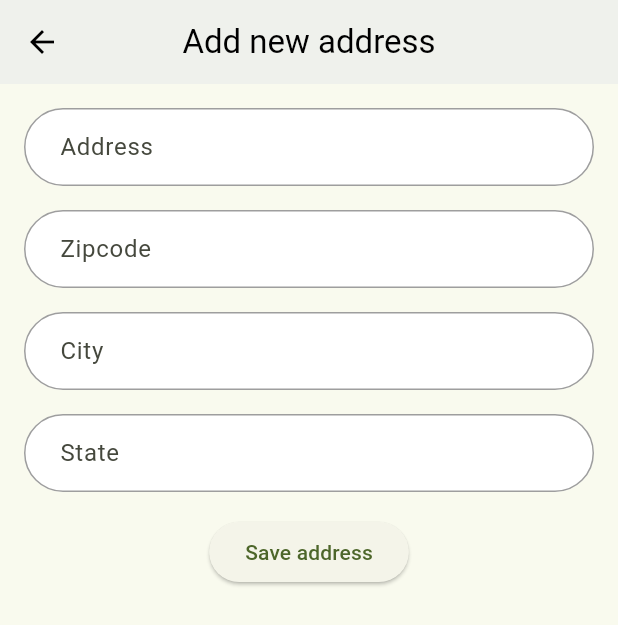
After one commit to HananSallehuddin/farmlink, a Flutter app: the addressListUI screen opened by its route, after a tap on "Add new address", on a phone screen of 412 x 824 dp. The commit adds this screen. Shown: the top 625 px of the screen. Run offline on Flutter 3.47's test engine with Material 3 defaults, Android fonts, the phone set to English and light mode, and no system bars; our stand-ins replace carousel_slider, cloud_firestore, firebase_auth, firebase_core, firebase_storage, get and 1 more; accounts and stored records are empty; statements that could not run were skipped.

Commit message:
updates on checkout

```diff
--- /dev/null
+++ b/lib/controllers/UserController.dart
@@ -0,0 +1,114 @@
+import 'package:cloud_firestore/cloud_firestore.dart';
+import 'package:farmlink/models/UserModel.dart';
+import 'package:firebase_auth/firebase_auth.dart';
+import 'package:get/get.dart';
+
+class UserController extends GetxController {
+  late String currentUID;
+
+  // Reactive list for storing addresses
+  var addresses = <Address>[].obs;
+  //for single optional address
+  var selectedAddress = Rxn<Address>();
+
+  @override
+  void onInit() {
+    super.onInit();
+    initializeCurrentUID();
+  }
+
+  void initializeCurrentUID(){
+    var user = FirebaseAuth.instance.currentUser;
+    if(user!=null){
+      currentUID = user.uid;
+      fetchAddresses();
+    } else {
+      print('No user is currently logged in');
+    }
+  }
+
+  void selectAddress(Address address) {
+    selectedAddress.value = address;
+  }
+
+  // void deselectAddress(){
+  //   selectedAddress.value = null;
+  // }
+
+  Future<void> addAddress(Address newAddress) async {
+    currentUID = FirebaseAuth.instance.currentUser!.uid;
+    try {
+      if (currentUID.isEmpty) {
+        throw Exception("User UID is empty. Cannot update Firestore.");
+      }
+
+      DocumentSnapshot userDoc = await FirebaseFirestore.instance.collection('users').doc(currentUID).get();
+
+      if (userDoc.exists) {
+        // Get existing addresses or set an empty list if not found
+        List<dynamic> addressList = userDoc['addresses'] ?? [];
+
+        // Add new address to the list
+        addressList.add(newAddress.toJson());
+
+        // Update the addresses in Firestore
+        await FirebaseFirestore.instance.collection('users').doc(currentUID).update({
+          'addresses': addressList,
+        });
+        addresses.add(newAddress);
+
+        // After adding, refresh the local list of addresses
+        //addresses.value = addressList.map((address) => Address.fromJson(address)).toList();
+        print("Address added successfully.");
+      } else {
+        throw Exception("User document not found in Firestore.");
+      }
+    } catch (e) {
+      print('Error adding address: $e');
+    }
+  }
+
+  // Fetch addresses from Firestore (optional, if you want to load them initially)
+  Future<void> fetchAddresses() async {
+    try {
+      DocumentSnapshot userDoc = await FirebaseFirestore.instance.collection('users').doc(currentUID).get();
+      if (userDoc.exists) {
+        // Map Firestore data to Address objects
+        List<dynamic> addressList = userDoc['addresses'] ?? [];
+        addresses.value = addressList.map((address) => Address.fromJson(address)).toList();
+        if(addresses.isNotEmpty){
+          selectedAddress.value = addresses.first;
+        }
+      }
+    } catch (e) {
+      print('Error fetching addresses: $e');
+    }
+  }
+
+  Future<void> deleteAddress(Address addressToDelete) async {
+  try {
+    // Get the latest user document
+    DocumentSnapshot userDoc = await FirebaseFirestore.instance.collection('users').doc(currentUID).get();
+    List<dynamic> addressList = userDoc['addresses'] ?? [];
+
+    // Remove the address by comparing string fields
+    addressList.removeWhere((address) {
+      var addr = Address.fromJson(address);
+      return addr.address == addressToDelete.address &&
+             addr.city == addressToDelete.city &&
+             addr.state == addressToDelete.state &&
+             addr.zipCode == addressToDelete.zipCode;
+    });
+
+    // Update Firestore with the new address list
+    await FirebaseFirestore.instance.collection('users').doc(currentUID).update({
+      'addresses': addressList,
+    });
+
+    // Fetch the updated addresses
+    fetchAddresses();
+  } catch (e) {
+    print('Error deleting address: $e');
+  }
+}
+}
--- a/lib/main.dart
+++ b/lib/main.dart
@@ -1,6 +1,7 @@
 import 'package:farmlink/controllers/CartController.dart';
 import 'package:farmlink/controllers/LoginController.dart';
 import 'package:farmlink/controllers/ProductController.dart';
+import 'package:farmlink/controllers/UserController.dart';
 import 'package:farmlink/routes.dart';
 import 'package:firebase_core/firebase_core.dart';
 import 'package:flutter/material.dart';
@@ -11,7 +12,9 @@ void main() async {
   WidgetsFlutterBinding.ensureInitialized();
   await Firebase.initializeApp();
   print("Firebase initialized");
+  Get.put(UserController());
   Get.put(LoginController());
+
   Get.put(ProductController());
   Get.put(CartController());
 
--- a/lib/models/UserModel.dart
+++ b/lib/models/UserModel.dart
@@ -3,12 +3,15 @@ class UserModel {
   final String username;
   final String email;
   final String role;
+  List<Address>? addresses;
+
   //constructor
   UserModel({
     required this.uid,
     required this.username,
     required this.email,
     required this.role,
+    this.addresses,
   });
 
   //Convert UserModel to JSON for Firestore
@@ -18,6 +21,7 @@ class UserModel {
       'username': username,
       'email': email,
       'role': role,
+      'addresses': addresses?.map((address) => address.toJson()).toList(),
     };
   }
 
@@ -28,6 +32,42 @@ class UserModel {
       username: json['username'] as String,
       email: json['email'] as String,
       role: json['role'] as String,
+      addresses: (json['addresses'] as List<dynamic>?)?.map((e)=> Address.fromJson(e)).toList(),
     );
   }
 }
+
+class Address{
+  final String address;
+  final String zipCode;
+  final String city;
+  final String state;
+
+  // Constructor
+  Address({
+    required this.address,
+    required this.zipCode,
+    required this.city,
+    required this.state,
+  });
+
+  // Convert ShippingDetails to JSON for Firestore
+  Map<String, dynamic> toJson() {
+    return {
+      'address': address,
+      'zipCode': zipCode,
+      'city': city,
+      'state': state,
+    };
+  }
+
+  // Create a ShippingDetails from Firestore document
+  factory Address.fromJson(Map<String, dynamic> json) {
+    return Address(
+      address: json['address'] as String,
+      zipCode: json['zipCode'] as String,
+      city: json['city'] as String,
+      state: json['state'] as String,
+    );
+  }
+}
--- a/lib/routes.dart
+++ b/lib/routes.dart
@@ -1,3 +1,6 @@
+import 'package:farmlink/views/Customer/addressFormUI.dart';
+import 'package:farmlink/views/Customer/addressList.dart';
+import 'package:farmlink/views/Customer/checkout.dart';
 import 'package:farmlink/views/Customer/viewCartUI.dart';
 import 'package:farmlink/views/Customer/viewProduceUI.dart';
 import 'package:farmlink/views/Seller/productFormUI.dart';
@@ -22,6 +25,10 @@ class Routes{
   static const String updateProduce = '/updateProduce';
   static const String viewProduce = '/viewProduce';
   static const String viewCart = '/viewCart';
+  static const String checkout = '/checkout';
+  static const String addressForm = '/addressForm';
+  static const String addressList = '/addressList';
+
 
 
   //Map routes to pages
@@ -67,5 +74,17 @@ class Routes{
       name: viewCart,
       page: () => viewCartUI(),
     ),
+    GetPage(
+      name: checkout,
+      page: () => checkoutUI(),
+    ),
+    GetPage(
+      name: addressForm,
+      page: () => addressFormUI(),
+    ),
+    GetPage(
+      name: addressList,
+      page: () => addressListUI(),
+    ),
   ];
 }
--- /dev/null
+++ b/lib/views/Customer/addressFormUI.dart
@@ -0,0 +1,130 @@
+import 'package:farmlink/controllers/UserController.dart';
+import 'package:farmlink/models/UserModel.dart';
+import 'package:flutter/material.dart';
+import 'package:get/get.dart';
+
+class addressFormUI extends StatelessWidget {
+  final _formKey = GlobalKey<FormState>();
+  final userController = Get.find<UserController>();
+  String? _address;
+  String? _zipCode;
+  String? _city;
+  String? _state;
+
+  @override
+  Widget build(BuildContext context) {
+    return Scaffold(
+      appBar: AppBar(
+        leading: IconButton(
+          icon: Icon(Icons.arrow_back),
+          onPressed: () {
+            Get.back();
+          },
+        ),
+        title: Text("Add new address"),
+        centerTitle: true,
+        backgroundColor: Colors.white,
+        foregroundColor: Colors.black,
+        elevation: 4,
+      ),
+      body: SingleChildScrollView(
+        padding: const EdgeInsets.all(16),
+        child: Form(
+          key: _formKey,
+          child: Column(
+            mainAxisAlignment: MainAxisAlignment.start,
+            children: [
+              _buildTextFormField(
+                labelText: 'Address',
+                hintText: 'Enter address',
+                onSaved: (value) => _address = value,
+                validator: (value) =>
+                    value == null || value.isEmpty ? 'Please enter address' : null,
+                ),
+                SizedBox(height: 16),
+              _buildTextFormField(
+                labelText: 'Zipcode',
+                hintText: 'Enter zipcode',
+                onSaved: (value) => _zipCode = value,
+                validator: (value) =>
+                    value == null || value.isEmpty ? 'Please enter zipcode' : null,
+                ),
+                SizedBox(height: 16),
+              _buildTextFormField(
+                labelText: 'City',
+                hintText: 'Enter city',
+                onSaved: (value) => _city = value,
+                validator: (value) =>
+                    value == null || value.isEmpty ? 'Please enter city' : null,
+                ),
+                SizedBox(height: 16),
+              _buildTextFormField(
+                labelText: 'State',
+                hintText: 'Enter state',
+                onSaved: (value) => _state = value,
+                validator: (value) =>
+                    value == null || value.isEmpty ? 'Please enter city' : null,
+                ),
+                SizedBox(height: 16),
+                ElevatedButton(
+                  onPressed: () async {
+                    if (_formKey.currentState!.validate()) {
+                      _formKey.currentState!.save();
+
+                      try {
+                        Address newAddress = Address(
+                        address: _address!,
+                        zipCode: _zipCode!,
+                        city: _city!,
+                        state: _state!,
+                      );
+                      await userController.addAddress(newAddress);
+                      Get.back();
+                      } catch (e) {
+                        print('Error adding address: $e');
+                      }
+
+                    }
+                  },
+                  child: Text('Save address'),
+                ),
+            ],
+          )
+        )
+      )
+    );
+  }
+  Widget _buildTextFormField({
+    required String labelText,
+    required String hintText,
+    required FormFieldSetter<String> onSaved,
+    required String? Function(String?) validator,
+    TextInputType keyboardType = TextInputType.text,
+  }) {
+    return TextFormField(
+      decoration: InputDecoration(
+        labelText: labelText,
+        hintText: hintText,
+        border: OutlineInputBorder(
+          borderRadius: BorderRadius.circular(50.0),
+        ),
+        focusedBorder: OutlineInputBorder(
+          borderRadius: BorderRadius.circular(50.0),
+          borderSide: BorderSide(color: Colors.green, width: 2),
+        ),
+        enabledBorder: OutlineInputBorder(
+          borderRadius: BorderRadius.circular(50.0),
+          borderSide: BorderSide(color: Colors.grey, width: 1),
+        ),
+        filled: true,
+        fillColor: Colors.white,
+        contentPadding: EdgeInsets.symmetric(vertical: 14, horizontal: 20),
+      ),
+      keyboardType: keyboardType,
+      validator: validator,
+      onSaved: onSaved,
+      autovalidateMode: AutovalidateMode.onUserInteraction, // This makes validation happen when user interacts with the field
+
+    );
+  }
+}
--- /dev/null
+++ b/lib/views/Customer/addressList.dart
@@ -0,0 +1,91 @@
+import 'package:farmlink/controllers/UserController.dart';
+import 'package:farmlink/styles.dart';
+import 'package:flutter/material.dart';
+import 'package:get/get.dart';
+
+class addressListUI extends StatelessWidget {
+  @override
+  Widget build(BuildContext context) {
+    final userController = Get.find<UserController>();
+    userController.fetchAddresses();
+
+    return Scaffold(
+      floatingActionButton: FloatingActionButton(
+        backgroundColor: Styles.primaryColor,
+        onPressed: () => Get.toNamed('addressForm'),
+        elevation: 3,
+        child: const Icon(Icons.add, color: Colors.white),
+      ),
+      appBar: AppBar(
+        leading: IconButton(
+          icon: const Icon(Icons.arrow_back),
+          onPressed: () => Get.back(),
+        ),
+        title: const Text("Addresses"),
+        centerTitle: true,
+        backgroundColor: Colors.white,
+        foregroundColor: Colors.black,
+        elevation: 4,
+      ),
+      body: Obx(() {
+        var addresses = userController.addresses;
+        var selectedAddress = userController.selectedAddress.value;
+
+        if (addresses.isEmpty) {
+          return Center(
+            child: ElevatedButton(
+              onPressed: () => Get.toNamed('addressForm'),
+              child: const Text('Add new address'),
+            ),
+          );
+        }
+
+        return ListView.builder(
+          padding: const EdgeInsets.all(16),
+          itemCount: addresses.length,
+          itemBuilder: (context, index) {
+            var address = addresses[index];
+            bool isSelected = address == selectedAddress;
+            return Dismissible(
+              key: Key(address.address),
+              direction: DismissDirection.startToEnd,
+              background: Container(
+                alignment: Alignment.centerLeft,
+                color: Colors.red,
+                child: const Icon(Icons.delete, color: Colors.white),
+              ),
+              onDismissed: (direction) {
+                userController.deleteAddress(address);
+                //Get.snackbar('Deleted', 'Address removed successfully.');
+              },
+              child: Card(
+                elevation: 4,
+                margin: const EdgeInsets.symmetric(vertical: 8),
+                color: isSelected ? Styles.primaryColor : null,
+                child: ListTile(
+                  title: Text(
+                    address.address,
+                    style: const TextStyle(fontWeight: FontWeight.bold),
+                  ),
+                  subtitle: Column(
+                    crossAxisAlignment: CrossAxisAlignment.start,
+                    children: [
+                      Text('${address.city}, ${address.state}'),
+                      Text(address.zipCode),
+                    ],
+                  ),
+                  trailing: isSelected
+                      ? const Icon(Icons.check_circle, color: Colors.black26) // Show checkmark only for selected address
+                      : null,
+                  onTap: () {
+                    userController.selectAddress(address);
+                  },
+                ),
+              ),
+            );
+          },
+        );
+      }),
+    );
+  }
+}
--- a/lib/views/Customer/viewCartUI.dart
+++ b/lib/views/Customer/viewCartUI.dart
@@ -1,3 +1,5 @@
+import 'dart:convert';
+
 import 'package:farmlink/styles.dart';
 import 'package:flutter/material.dart';
 import 'package:farmlink/controllers/CartController.dart';
@@ -142,8 +144,8 @@ class viewCartUI extends StatelessWidget {
                 Center(
                   child: ElevatedButton(
                     onPressed: () {
-                      // Navigate to checkout or perform checkout action
-                    },
+                        Get.toNamed('checkout');
+                      },
                     child: Text(
                       'Checkout',
                     ),
--- a/lib/views/LandingPage.dart
+++ b/lib/views/LandingPage.dart
@@ -8,7 +8,7 @@ class LandingPage extends StatelessWidget {
     return Scaffold(
       body: Container(
         width: double.infinity,
-        color: Styles.primaryColor,  // Green background
+        color: Colors.white,  // Green background
         child: Padding(
           padding: EdgeInsets.symmetric(horizontal: 20.0),
           child: Column(
@@ -26,7 +26,7 @@ class LandingPage extends StatelessWidget {
                 },
                 style: ElevatedButton.styleFrom(
                   backgroundColor: Styles.primaryColor, // Button background color
-                  foregroundColor: Styles.buttonColor, // Text color
+                  foregroundColor: Colors.white, // Text color
                   padding: EdgeInsets.symmetric(horizontal: 40, vertical: 15), // Button padding
                 ),
                 child: Text(
```
Also changed, not shown: lib/controllers/CartController.dart (+42 -0 lines), lib/controllers/LoginController.dart (+8 -17 lines), lib/models/Cart.dart (+0 -31 lines), lib/views/Customer/checkout.dart (added, +129 -0 lines).
